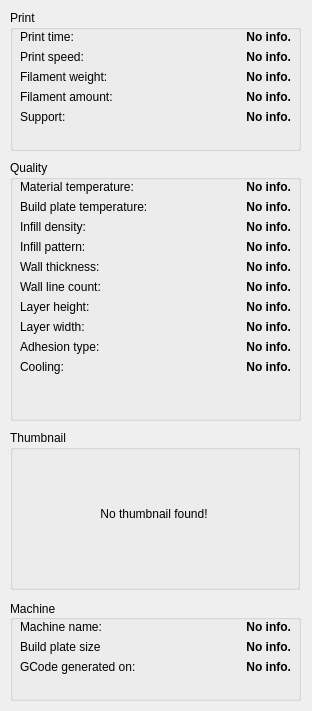
This is gcinfo.ui in naserkesetovic/gcode-info as Qt 5 draws it before an edit. The edited form follows.
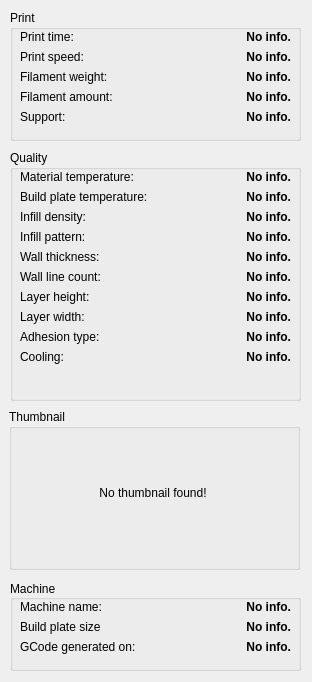
This is the edited form.

Diff of the .ui file:
```diff
--- a/gcinfo.ui
+++ b/gcinfo.ui
@@ -10,7 +10,7 @@
     <x>0</x>
     <y>0</y>
     <width>312</width>
-    <height>711</height>
+    <height>682</height>
    </rect>
   </property>
   <property name="sizePolicy">
@@ -30,9 +30,9 @@
     <property name="geometry">
      <rect>
       <x>10</x>
-      <y>600</y>
+      <y>580</y>
       <width>291</width>
-      <height>101</height>
+      <height>91</height>
      </rect>
     </property>
     <property name="font">
@@ -153,9 +153,9 @@
     <property name="geometry">
      <rect>
       <x>10</x>
-      <y>160</y>
+      <y>150</y>
       <width>291</width>
-      <height>261</height>
+      <height>251</height>
      </rect>
     </property>
     <property name="title">
@@ -1123,7 +1123,7 @@
       <x>10</x>
       <y>10</y>
       <width>291</width>
-      <height>141</height>
+      <height>131</height>
      </rect>
     </property>
     <property name="title">
@@ -1281,10 +1281,10 @@
    <widget class="QGroupBox" name="gThumbnail">
     <property name="geometry">
      <rect>
-      <x>10</x>
-      <y>430</y>
-      <width>290</width>
-      <height>160</height>
+      <x>9</x>
+      <y>409</y>
+      <width>291</width>
+      <height>161</height>
      </rect>
     </property>
     <property name="title">
```
